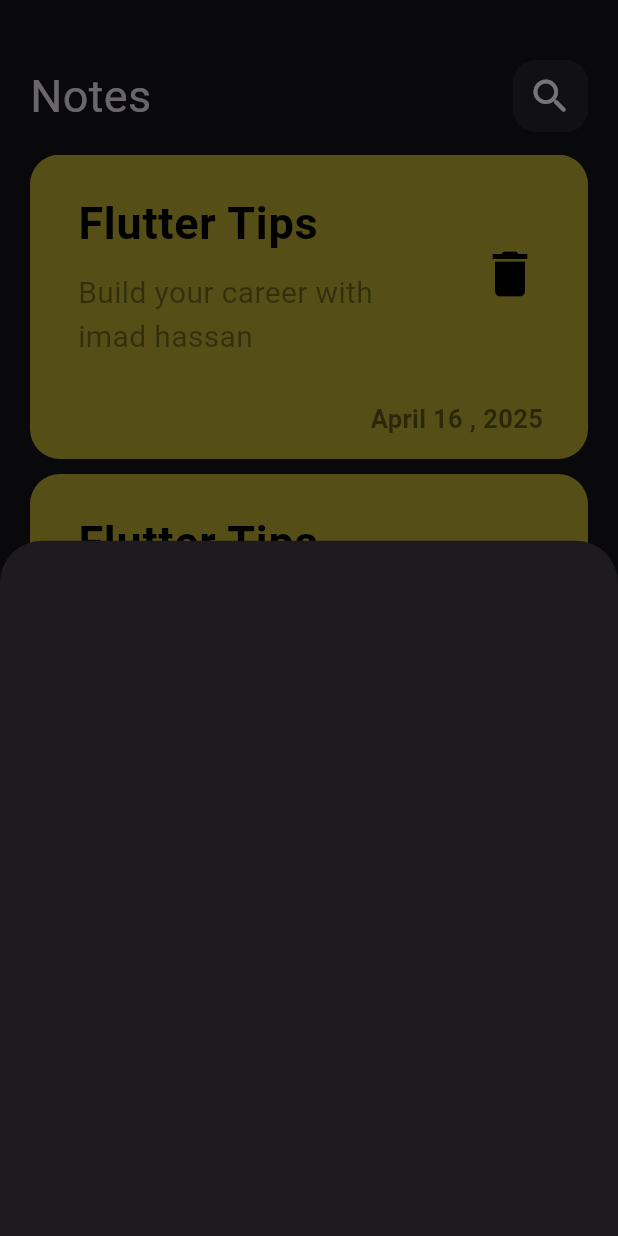
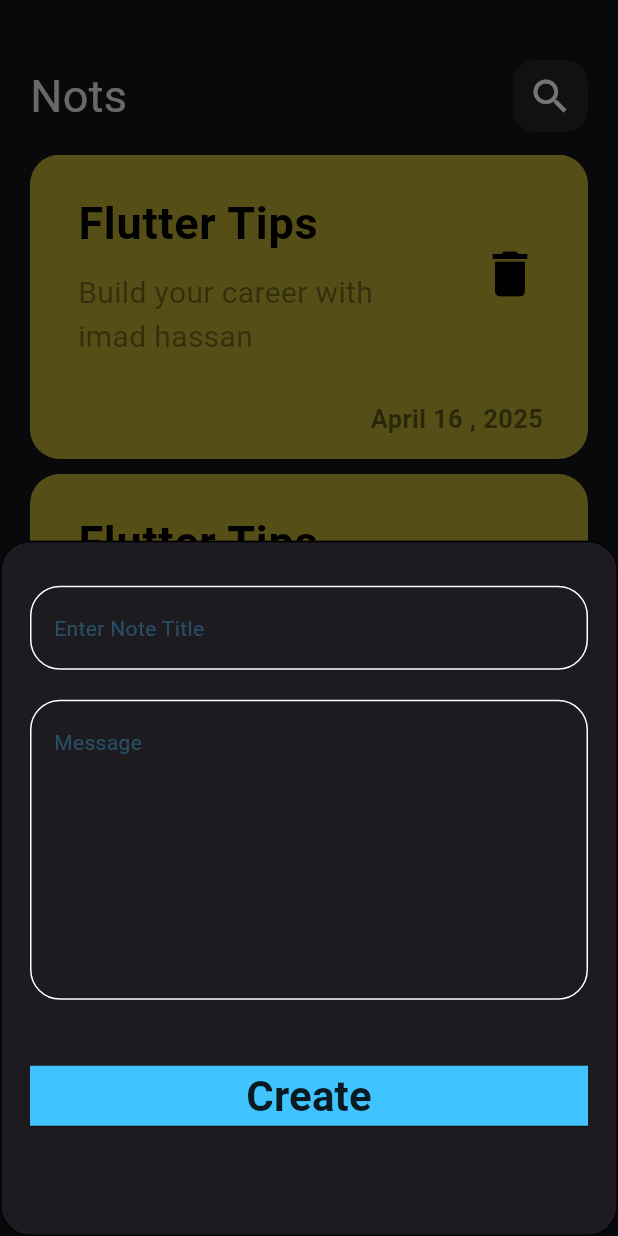
Before and after one commit to imadhn961/NotesApp, a Flutter app: the screen it shows after launch, after a tap on the "add" icon, on a phone screen of 412 x 824 dp. Run offline on Flutter 3.47's test engine with Material 3 defaults, Android fonts, the light colour scheme and no system bars; missing offline and left inert: dart:ffi.

Commit message:
ShowModal finish and star with Notemodel

```diff
--- a/lib/Views/HomePage.dart
+++ b/lib/Views/HomePage.dart
@@ -12,6 +12,7 @@
       floatingActionButton: FloatingActionButton(
         onPressed: () {
           showModalBottomSheet(
+            shape: OutlineInputBorder(borderRadius: BorderRadius.circular(20),),
             context: context,
             builder: (context) {
               return CustomShow();
--- a/lib/Widgets/CustomAppBar.dart
+++ b/lib/Widgets/CustomAppBar.dart
@@ -2,15 +2,16 @@
 import 'package:nots/Widgets/search_icon.dart';
 
 class CustomAppBar extends StatelessWidget {
-  const CustomAppBar({super.key});
-
+  const CustomAppBar({super.key,required this.icon ,required this.name});
+ final String name ;
+ final IconData icon;
   @override
   Widget build(BuildContext context) {
     return Row(
       children: [
-        Text("Notes" , style: TextStyle(fontSize: 30),),
+        Text(name , style: TextStyle(fontSize: 30),),
         Spacer(),
-        CustomSearchIcon()
+        CustomSearchIcon(icon: Icon(icon),)
       ],
     );
   }
--- a/lib/Widgets/CustomShow.dart
+++ b/lib/Widgets/CustomShow.dart
@@ -1,5 +1,3 @@
-
-
 import 'package:flutter/material.dart';
 
 class CustomShow extends StatelessWidget {
@@ -7,6 +5,69 @@
 
   @override
   Widget build(BuildContext context) {
-    return Container();
+    return Container(
+      height: 600,
+      child: SingleChildScrollView(
+        child: Padding(
+          padding: const EdgeInsets.symmetric(horizontal: 20),
+          child: Column(
+            children: [
+              SizedBox(height: 30),
+              TextField(
+                cursorHeight: 20,
+                cursorColor: Colors.lightBlueAccent,
+                decoration: InputDecoration(
+                  hint: Text(
+                    "Enter Note Title",
+                    style: TextStyle(color: Colors.lightBlueAccent.withOpacity(.3)),
+                  ),
+                  focusedBorder: OutlineInputBorder(
+                    borderRadius: BorderRadius.circular(20),
+                    borderSide: BorderSide(color: Colors.white),
+                  ),
+                  enabledBorder: OutlineInputBorder(
+                    borderRadius: BorderRadius.circular(20),
+                    borderSide: BorderSide(color: Colors.white),
+                  ),
+                ),
+              ),
+              SizedBox(height: 20),
+              TextField(
+                maxLines: 7,
+                cursorHeight: 20,
+                cursorColor: Colors.lightBlueAccent,
+                decoration: InputDecoration(
+                  hint: Text(
+                    "Message",
+                    style: TextStyle(color: Colors.lightBlueAccent.withOpacity(.3)),
+                  ),
+                  focusedBorder: OutlineInputBorder(
+                    borderRadius: BorderRadius.circular(20),
+                    borderSide: BorderSide(color: Colors.white),
+                  ),
+                  enabledBorder: OutlineInputBorder(
+                    borderRadius: BorderRadius.circular(20),
+                    borderSide: BorderSide(color: Colors.white),
+                  ),
+                ),
+              ),
+              SizedBox(height: 30,),
+              Padding(
+                padding: const EdgeInsets.symmetric(vertical: 10),
+                child: ElevatedButton(
+                  style: ElevatedButton.styleFrom(
+                    backgroundColor: Colors.lightBlueAccent,
+                    fixedSize: Size(400, 20),
+                    shape: LinearBorder(),
+                  ),
+                  onPressed: () {},
+                  child: Text("Create", style: TextStyle(color: Colors.black87,fontWeight: FontWeight.bold,fontSize: 28)),
+                ),
+              ),
+            ],
+          ),
+        ),
+      ),
+    );
   }
 }
--- a/lib/Widgets/NoteCard.dart
+++ b/lib/Widgets/NoteCard.dart
@@ -14,7 +14,7 @@
         child: Column(
           children: [
             SizedBox(height: 40,),
-            CustomAppBar(),
+            CustomAppBar(name: "Nots",icon: Icons.search,),
             Expanded(
               child: NotesListView()
             ),
--- a/lib/Widgets/NoteItem.dart
+++ b/lib/Widgets/NoteItem.dart
@@ -1,11 +1,17 @@
 import 'package:flutter/material.dart';
+import 'package:nots/Views/EditNoteView.dart';
+import 'package:nots/Widgets/EditBodyView.dart';
 
 class NoteItem extends StatelessWidget {
   const NoteItem({super.key});
   // int date = DateTime.now().day ;
   @override
   Widget build(BuildContext context) {
-    return Container(
+    return GestureDetector(
+      onTap: () {
+        Navigator.push(context, MaterialPageRoute(builder:(context) => Editnoteview(), ));
+      },
+      child: Container(
         decoration: BoxDecoration(
           color: Colors.yellow.withOpacity(.7),
           borderRadius: BorderRadius.circular(20),
@@ -54,6 +60,7 @@
             ],
           ),
         ),
+      ),
     );
   }
 }
--- a/lib/Widgets/search_icon.dart
+++ b/lib/Widgets/search_icon.dart
@@ -4,8 +4,9 @@
 class CustomSearchIcon extends StatelessWidget {
   const CustomSearchIcon({
     super.key,
+    required this.icon
   });
-
+  final Icon icon;
   @override
   Widget build(BuildContext context) {
     return Container(
@@ -17,7 +18,9 @@
       ),
       child: IconButton(
         onPressed: () {},
-        icon: Icon(Icons.search_rounded, color: Colors.white, size: 30),
+        icon: icon,
+        color: Colors.white,
+        iconSize: 30,
       ),
     );
   }
```
Also changed, not shown: lib/Models/note_model.dart (added, +13 -0 lines), lib/Views/EditNoteView.dart (added, +20 -0 lines), lib/Widgets/EditBodyView.dart (added, +53 -0 lines). Lines whose indentation alone changed are shown as unchanged.
